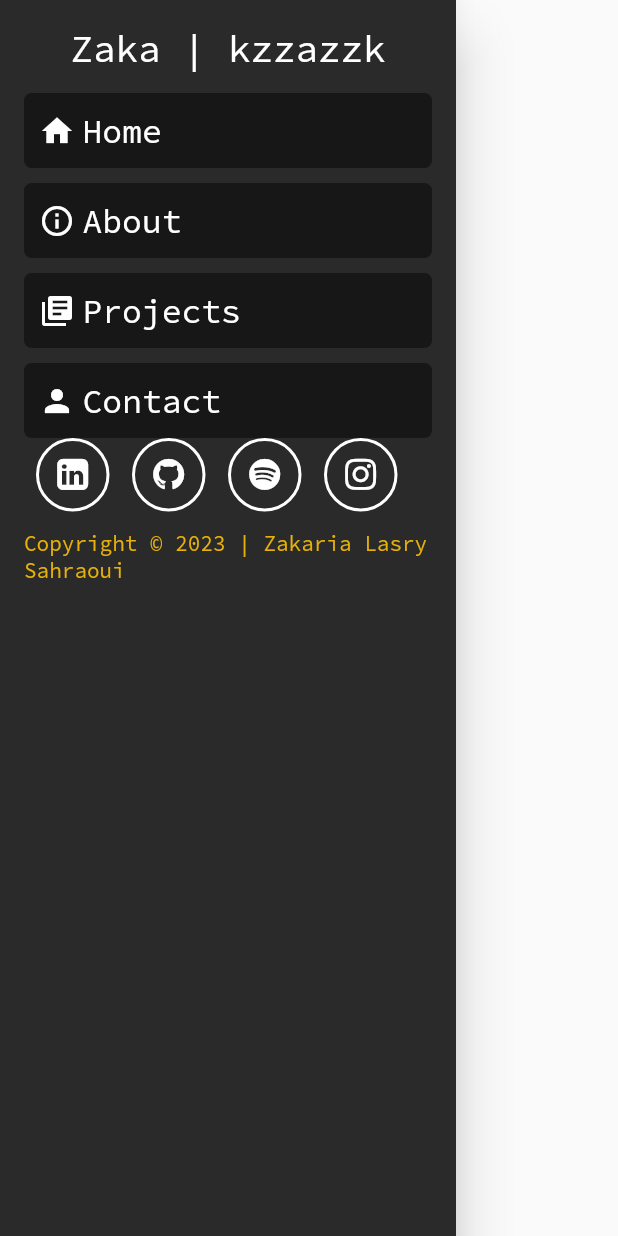
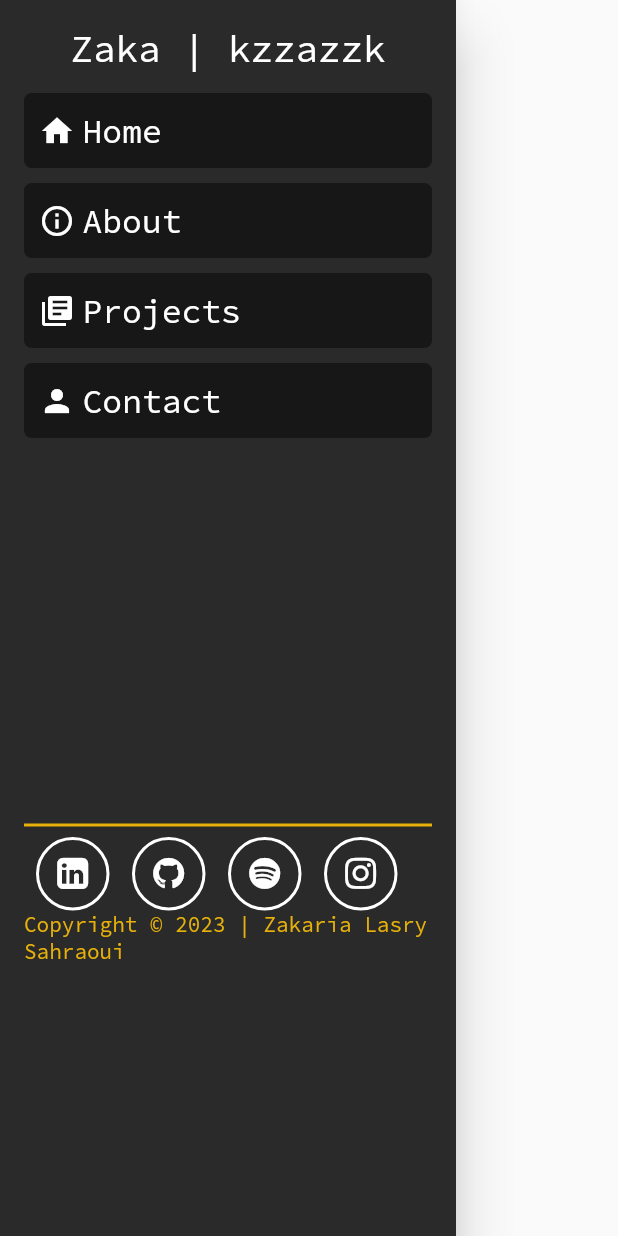
Before and after one commit to kzzazzk/kzzazzk.codes, a Flutter app: the MenuDrawer widget shown alone on an empty page, opened directly, on a phone screen of 412 x 824 dp. Run offline on Flutter 3.47's test engine with Material 2 defaults, Android fonts, the light colour scheme and no system bars; our stand-ins replace animated_text_kit, google_fonts; missing offline and left inert: animate_gradient, hovering, universal_html.

```diff
--- a/portfolio/lib/widgets/menu_drawer.dart
+++ b/portfolio/lib/widgets/menu_drawer.dart
@@ -63,17 +63,16 @@ class MenuDrawer extends StatelessWidget {
               ),
               const SizedBox(height: 5),
               ...drawerTopics,
+              const Spacer(),
+              const CustomDivider(),
               Expanded(
                 child: Column(
                   children: [
-                    //const Spacer(),
-                    //const CustomDivider(),
                     Row(
                       mainAxisAlignment: MainAxisAlignment
                           .center, // Center the Row horizontally
                       children: [...iconButtons],
                     ),
-                    const SizedBox(height: 12),
                     const Align(
                       alignment: Alignment.bottomCenter,
                       child: Text(
```
